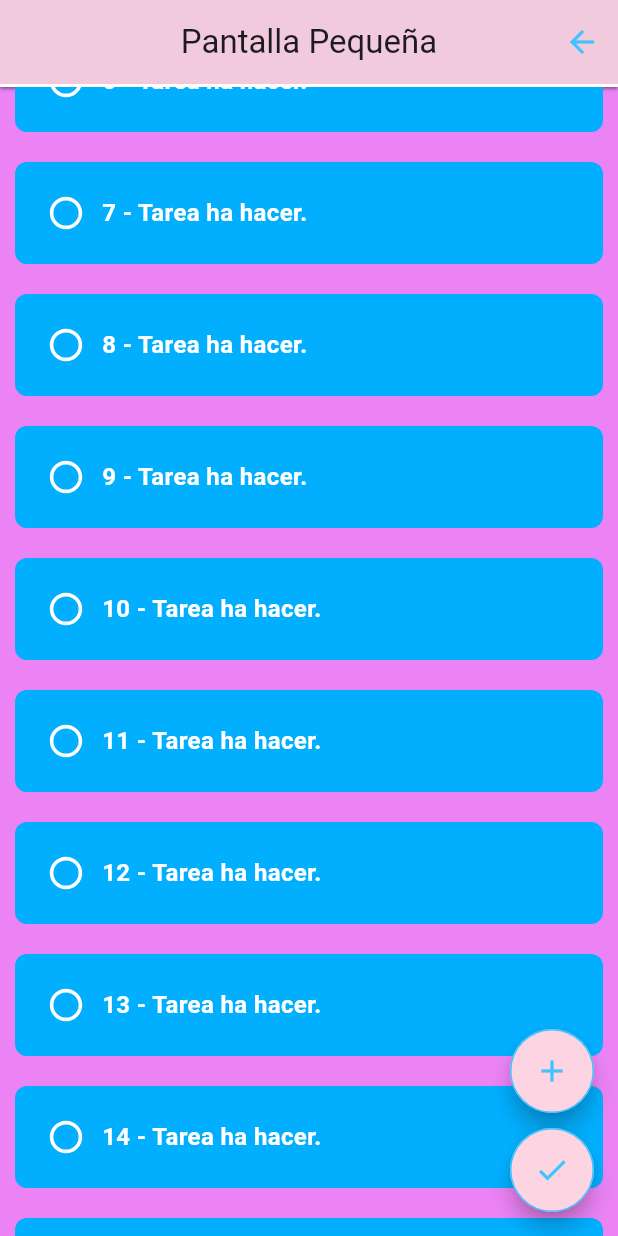
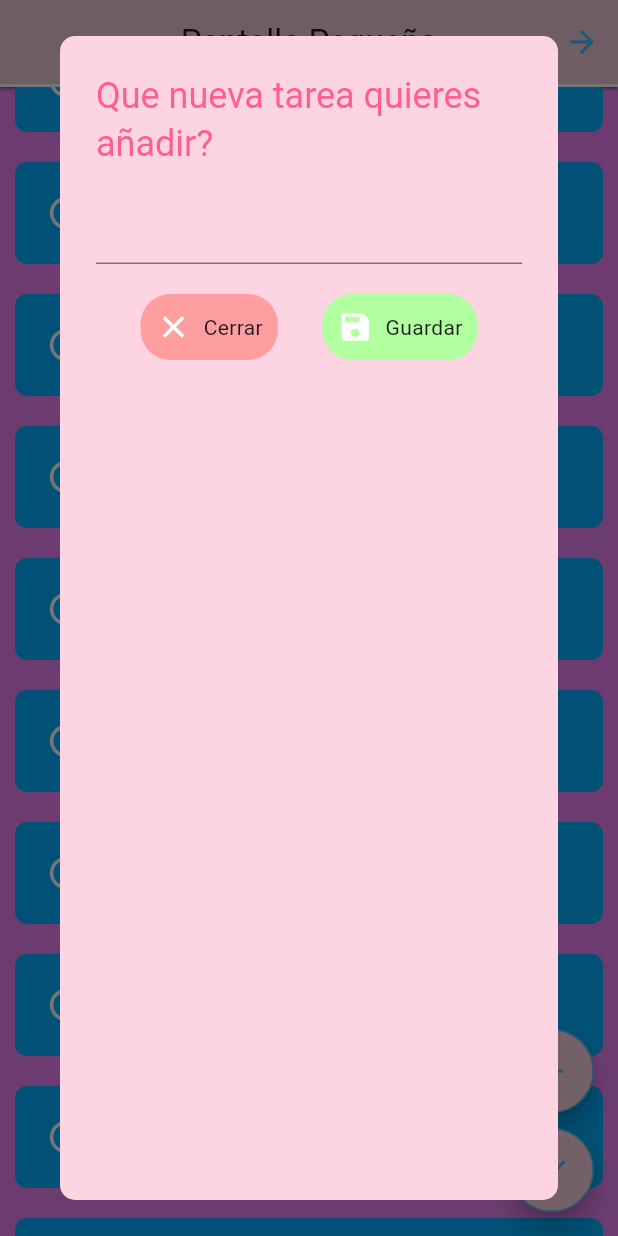
Before and after one commit to SLRCeroca/app_tasques, a Flutter app: the screen it shows after launch, scrolled down 576 dp, after a tap on the "add" icon, on a phone screen of 412 x 824 dp. Run offline on Flutter 3.47's test engine with Material 3 defaults, Android fonts, the phone set to English and light mode, and no system bars.

Commit message:
Dialogo Iniciado

```diff
--- a/lib/colores_app.dart
+++ b/lib/colores_app.dart
@@ -11,4 +11,7 @@ class ColoresApp {
   Color colorBackground = const Color.fromARGB(255, 235, 131, 245);
 
   Color colorBlanco = const Color.fromARGB(255, 255, 255, 255);
+
+  Color colorAceptar =  const Color.fromARGB(255, 177, 255, 158);
+  Color colorRechazar =  const Color.fromARGB(255, 255, 158, 158);
 }
--- /dev/null
+++ b/lib/components/boton_dialogo.dart
@@ -0,0 +1,36 @@
+import 'package:app_tasques/colores_app.dart';
+import 'package:flutter/material.dart';
+
+class BotonDialogo extends StatelessWidget {
+  final String textoBoton;
+  final Color colorBoton;
+  final Icon iconoBoton;
+  final Function()? accionBoton;
+  const BotonDialogo({
+    super.key,
+    required this.textoBoton,
+    required this.colorBoton,
+    required this.iconoBoton,
+    this.accionBoton,
+  });
+  @override
+  Widget build(BuildContext context) {
+    return GestureDetector(
+      onTap: accionBoton,
+      child: Container(
+        padding: EdgeInsets.symmetric(horizontal: 10, vertical: 10),
+        decoration: BoxDecoration(
+          color: colorBoton,
+          borderRadius: BorderRadius.circular(20),
+        ),
+        child: Row(
+          children: [
+            Icon(iconoBoton.icon, color: ColoresApp().colorBlanco),
+            SizedBox(width: 8),
+            Text(textoBoton),
+          ],
+        ),
+      ),
+    );
+  }
+}
--- /dev/null
+++ b/lib/components/dialogo_nueva_tarea.dart
@@ -0,0 +1,56 @@
+import 'package:app_tasques/colores_app.dart';
+import 'package:app_tasques/components/boton_dialogo.dart';
+import 'package:flutter/material.dart';
+
+class DialogoNuevaTarea extends StatelessWidget {
+  const DialogoNuevaTarea({super.key});
+
+  @override
+  Widget build(BuildContext context) {
+    return AlertDialog(
+      backgroundColor: ColoresApp().colorPrincipal,
+      shape: RoundedRectangleBorder(borderRadius: BorderRadiusGeometry.circular(10)),
+      title: Text(
+        "Que nueva tarea quieres añadir?",
+        style: TextStyle(color: ColoresApp().colorPrincipalFuerte),
+      ),
+      content: Container(
+        child: Column(
+          children: [
+            TextField(),
+            SizedBox(height: 20),
+            Row(
+              mainAxisAlignment: MainAxisAlignment.spaceEvenly,
+              children: [
+                BotonDialogo(
+                  textoBoton: "Cerrar",
+                  colorBoton: ColoresApp().colorRechazar,
+                  iconoBoton: Icon(Icons.close),
+                  accionBoton: () {
+                    cerrarTarea(context);
+                  },
+                ),
+                BotonDialogo(
+                  textoBoton: "Guardar",
+                  colorBoton: ColoresApp().colorAceptar,
+                  iconoBoton: Icon(Icons.save),
+                  accionBoton: () {
+                    guardarTarea(context);
+                  },
+                ),
+              ],
+            ),
+          ],
+        ),
+      ),
+    );
+  }
+
+  void guardarTarea(BuildContext context) {
+    Navigator.of(context).pop();
+  }
+
+  void cerrarTarea(BuildContext context) {
+    Navigator.of(context).pop();
+  }
+}
--- a/lib/components/item_tarea.dart
+++ b/lib/components/item_tarea.dart
@@ -16,6 +16,7 @@ class ItemTarea extends StatefulWidget {
 
 class _ItemTareaState extends State<ItemTarea> {
   late bool valorCheckbox;
+  //late: Declarar valor pero no sabemos todavia el valor
 
   @override
   void initState() {
@@ -23,7 +24,6 @@ class _ItemTareaState extends State<ItemTarea> {
     valorCheckbox = widget.valorInicialCheckbox;
   }
 
-  //late: Declarar valor pero no sabemos todavia el valor
   @override
   Widget build(BuildContext context) {
     return Container(
--- a/lib/paginas/paginas_principales/pantalla_tasques_petita.dart
+++ b/lib/paginas/paginas_principales/pantalla_tasques_petita.dart
@@ -1,4 +1,5 @@
 import 'package:app_tasques/colores_app.dart';
+import 'package:app_tasques/components/dialogo_nueva_tarea.dart';
 import 'package:app_tasques/components/item_tarea.dart';
 import 'package:flutter/material.dart';
 
@@ -16,7 +17,7 @@ class PantallaTasquesPetita extends StatelessWidget {
         actions: [
           IconButton(
             onPressed: () {},
-            icon: Icon(Icons.arrow_back, color: ColoresApp().colorSecundario),
+            icon: Icon(Icons.arrow_forward, color: ColoresApp().colorSecundario),
           ),
         ],
       ),
@@ -46,7 +47,9 @@ class PantallaTasquesPetita extends StatelessWidget {
         mainAxisAlignment: MainAxisAlignment.end,
         children: [
           FloatingActionButton(
-            onPressed: () {},
+            onPressed: () {
+              abrirDialogoNuevaTarea(context);
+            },
             shape: CircleBorder(side: BorderSide(color: ColoresApp().colorSecundario)),
             backgroundColor:ColoresApp().colorPrincipal,
             child: Icon(Icons.add, color: ColoresApp().colorSecundario),
@@ -62,4 +65,14 @@ class PantallaTasquesPetita extends StatelessWidget {
       ),
     );
   }
+
+  void abrirDialogoNuevaTarea(BuildContext context){
+    //showDialog es una funcion de flutter que abre un Dialog que hayamos creado/definido.
+    showDialog(
+      context: context,
+      builder: (context){
+        return DialogoNuevaTarea();
+      },
+      );
+  }
 }
```
